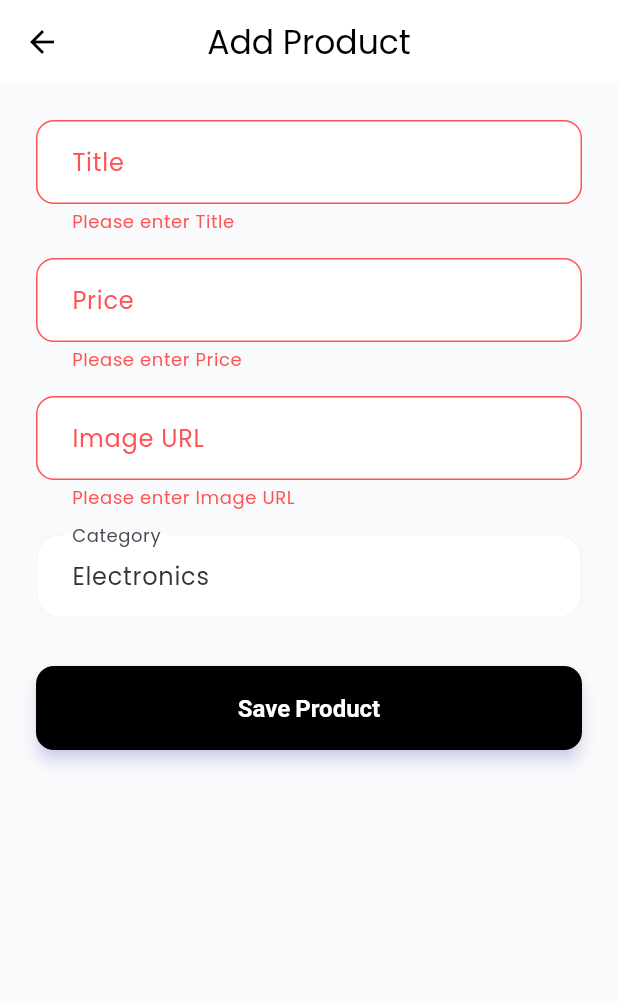
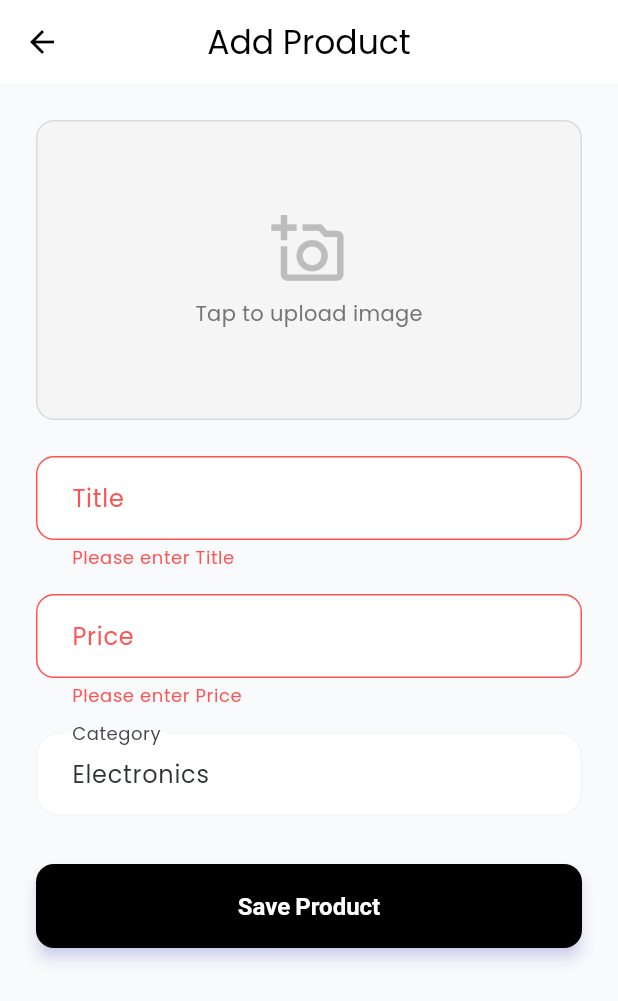
Before and after one commit to ali-hassan62/Ecommerce_app, a Flutter app: the AdminAddEditProductScreen screen opened directly, after a tap on "Save Product", on a phone screen of 412 x 824 dp. Shown: the top 1001 px of the screen. Run offline on Flutter 3.47's test engine with Material 3 defaults, Android fonts, the light colour scheme and no system bars; our stand-ins replace flutter_riverpod, google_fonts, hive, hive_flutter, image_cropper, image_picker and 1 more; missing offline and left inert: animated_login; accounts and stored records are empty; network calls fail.

Commit message:
Feat: Admin Product Image Picker & Supabase Upload Implementation

```diff
--- a/lib/presentation/screens/admin/admin_add_edit_product_screen.dart
+++ b/lib/presentation/screens/admin/admin_add_edit_product_screen.dart
@@ -1,5 +1,8 @@
+import 'dart:io';
 import 'package:flutter/material.dart';
 import 'package:flutter_riverpod/flutter_riverpod.dart';
+import 'package:image_picker/image_picker.dart';
+import 'package:supabase_flutter/supabase_flutter.dart';
 import '../../../data/models/product_model.dart';
 import '../../../logic/providers/admin_provider.dart';
 
@@ -17,36 +20,96 @@ class _AdminAddEditProductScreenState extends ConsumerState<AdminAddEditProductS
 
   late TextEditingController _titleController;
   late TextEditingController _priceController;
-  late TextEditingController _imageUrlController;
   late TextEditingController _categoryController;
+
+  // We keep this to store the final URL (either from existing product or new upload)
+  String? _finalImageUrl;
+
+  File? _pickedImageFile;
+  final ImagePicker _picker = ImagePicker();
+  bool _isSaving = false;
 
   @override
   void initState() {
     super.initState();
     _titleController = TextEditingController(text: widget.product?.title ?? '');
     _priceController = TextEditingController(text: widget.product?.price.toString() ?? '');
-    _imageUrlController = TextEditingController(text: widget.product?.imageUrl ?? '');
     _categoryController = TextEditingController(text: widget.product?.category ?? 'Electronics');
+    _finalImageUrl = widget.product?.imageUrl;
   }
 
   @override
   void dispose() {
     _titleController.dispose();
     _priceController.dispose();
-    _imageUrlController.dispose();
     _categoryController.dispose();
     super.dispose();
   }
 
+  Future<void> _pickImage() async {
+    try {
+      final XFile? pickedFile = await _picker.pickImage(source: ImageSource.gallery);
+      if (pickedFile != null) {
+        setState(() {
+          _pickedImageFile = File(pickedFile.path);
+        });
+      }
+    } catch (e) {
+      debugPrint('Error picking image: $e');
+      ScaffoldMessenger.of(context).showSnackBar(
+        SnackBar(content: Text('Failed to pick image: $e')),
+      );
+    }
+  }
+
+  Future<String?> _uploadImage(File imageFile) async {
+    try {
+      final fileExt = imageFile.path.split('.').last;
+      final fileName = '${DateTime.now().millisecondsSinceEpoch}.$fileExt';
+      final filePath = fileName; // storing in root of 'products' bucket
+
+      await Supabase.instance.client.storage
+          .from('products')
+          .upload(filePath, imageFile, fileOptions: const FileOptions(cacheControl: '3600', upsert: false));
+
+      final imageUrl = Supabase.instance.client.storage
+          .from('products')
+          .getPublicUrl(filePath);
+
+      return imageUrl;
+    } catch (e) {
+      debugPrint('Error uploading image: $e');
+      throw 'Image upload failed: $e';
+    }
+  }
+
   Future<void> _save() async {
     if (_formKey.currentState!.validate()) {
+      if (_pickedImageFile == null && (_finalImageUrl == null || _finalImageUrl!.isEmpty)) {
+        ScaffoldMessenger.of(context).showSnackBar(
+          const SnackBar(content: Text('Please upload an image for the product.')),
+        );
+        return;
+      }
+
+      setState(() => _isSaving = true);
+
+      try {
+        // Upload image if a new one is picked
+        if (_pickedImageFile != null) {
+          final uploadedUrl = await _uploadImage(_pickedImageFile!);
+          if (uploadedUrl != null) {
+            _finalImageUrl = uploadedUrl;
+          }
+        }
+
         if (widget.product != null) {
           // Edit
           final updatedProduct = ProductModel(
-          id: widget.product!.id, // Keep existing ID
+            id: widget.product!.id,
             title: _titleController.text,
             price: double.parse(_priceController.text),
-          imageUrl: _imageUrlController.text,
+            imageUrl: _finalImageUrl!,
             category: _categoryController.text,
           );
           await ref.read(adminProvider.notifier).updateProduct(updatedProduct);
@@ -55,12 +118,11 @@ class _AdminAddEditProductScreenState extends ConsumerState<AdminAddEditProductS
           await ref.read(adminProvider.notifier).addProduct(
             _titleController.text,
             double.parse(_priceController.text),
-          _imageUrlController.text,
+            _finalImageUrl!,
             _categoryController.text,
           );
         }
 
-      // Check for errors
         final state = ref.read(adminProvider);
         if (state.hasError) {
           if (mounted) {
@@ -70,6 +132,15 @@ class _AdminAddEditProductScreenState extends ConsumerState<AdminAddEditProductS
           }
         } else {
           if (mounted) Navigator.pop(context);
+        }
+      } catch (e) {
+        if (mounted) {
+          ScaffoldMessenger.of(context).showSnackBar(
+            SnackBar(content: Text('Error: $e'), backgroundColor: Colors.red),
+          );
+        }
+      } finally {
+        if (mounted) setState(() => _isSaving = false);
       }
     }
   }
@@ -88,25 +159,62 @@ class _AdminAddEditProductScreenState extends ConsumerState<AdminAddEditProductS
         child: Form(
           key: _formKey,
           child: Column(
+            crossAxisAlignment: CrossAxisAlignment.start,
             children: [
+              // Image Picker
+              GestureDetector(
+                onTap: _pickImage,
+                child: Container(
+                  height: 200,
+                  width: double.infinity,
+                  decoration: BoxDecoration(
+                    color: Colors.grey[100],
+                    borderRadius: BorderRadius.circular(12),
+                    border: Border.all(color: Colors.grey.withOpacity(0.3)),
+                  ),
+                  child: ClipRRect(
+                    borderRadius: BorderRadius.circular(12),
+                    child: _pickedImageFile != null
+                        ? Image.file(_pickedImageFile!, fit: BoxFit.cover)
+                        : (_finalImageUrl != null && _finalImageUrl!.isNotEmpty)
+                            ? Image.network(
+                                _finalImageUrl!,
+                                fit: BoxFit.cover,
+                                errorBuilder: (context, error, stackTrace) =>
+                                  const Center(child: Icon(Icons.broken_image, color: Colors.grey)),
+                              )
+                            : Column(
+                                mainAxisAlignment: MainAxisAlignment.center,
+                                children: [
+                                  Icon(Icons.add_a_photo_outlined, size: 50, color: Colors.grey[400]),
+                                  const SizedBox(height: 8),
+                                  Text('Tap to upload image', style: TextStyle(color: Colors.grey[600])),
+                                ],
+                              ),
+                  ),
+                ),
+              ),
+              const SizedBox(height: 24),
+
               _buildTextField(controller: _titleController, label: 'Title'),
               const SizedBox(height: 16),
               _buildTextField(controller: _priceController, label: 'Price', keyboardType: TextInputType.number),
               const SizedBox(height: 16),
-              _buildTextField(controller: _imageUrlController, label: 'Image URL'),
-               const SizedBox(height: 16),
               _buildTextField(controller: _categoryController, label: 'Category'),
               const SizedBox(height: 32),
+
               SizedBox(
                 width: double.infinity,
                 child: ElevatedButton(
-                  onPressed: _save,
+                  onPressed: _isSaving ? null : _save,
                   style: ElevatedButton.styleFrom(
                     backgroundColor: Colors.black,
                     padding: const EdgeInsets.symmetric(vertical: 16),
                     shape: RoundedRectangleBorder(borderRadius: BorderRadius.circular(12)),
                   ),
-                  child: const Text('Save Product', style: TextStyle(color: Colors.white, fontSize: 16, fontWeight: FontWeight.bold)),
+                  child: _isSaving
+                    ? const SizedBox(height: 20, width: 20, child: CircularProgressIndicator(color: Colors.white, strokeWidth: 2))
+                    : const Text('Save Product', style: TextStyle(color: Colors.white, fontSize: 16, fontWeight: FontWeight.bold)),
                 ),
               ),
             ],
```
Also changed, not shown: 1 other file. Lines whose indentation alone changed are shown as unchanged.
